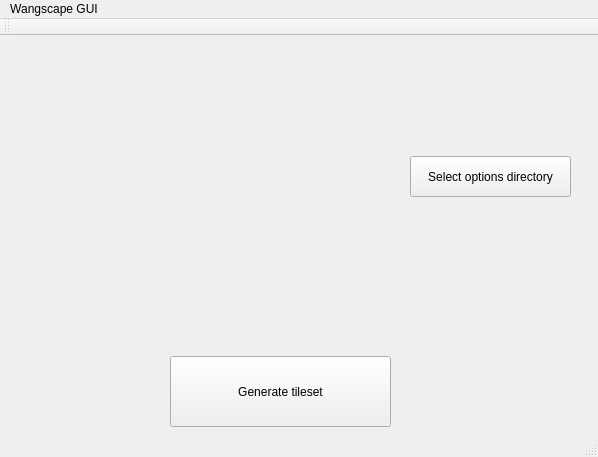
This is WangscapeGui/mainwindow.ui in Wangscape/Wangscape as Qt 5 draws it before an edit. The edited form follows.
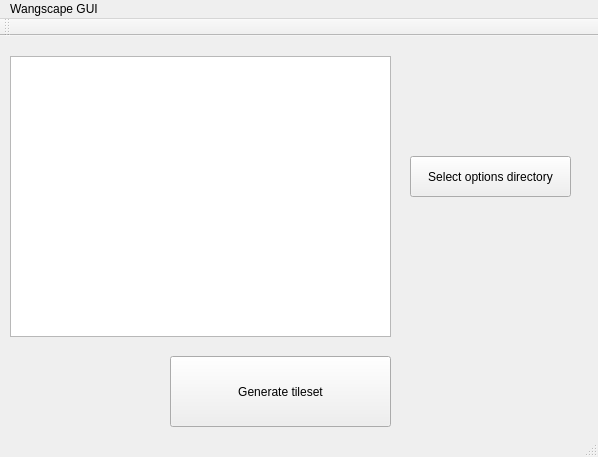
This is the edited form.

Commit message: Add image preview widget

The edit to the form file:
```diff
--- a/WangscapeGui/mainwindow.ui
+++ b/WangscapeGui/mainwindow.ui
@@ -27,6 +27,16 @@
      <string>Generate tileset</string>
     </property>
    </widget>
+   <widget class="QGraphicsView" name="graphicsView">
+    <property name="geometry">
+     <rect>
+      <x>10</x>
+      <y>20</y>
+      <width>381</width>
+      <height>281</height>
+     </rect>
+    </property>
+   </widget>
    <widget class="QPushButton" name="optionsDirectoryButton">
     <property name="geometry">
      <rect>
```
